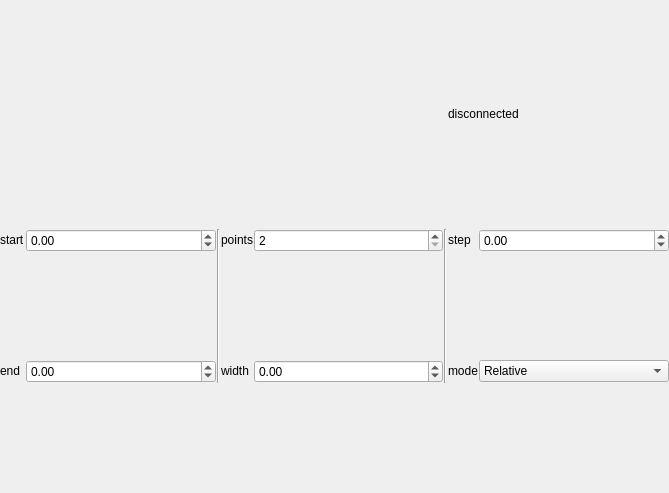
Qt form axis.ui (AustralianSynchrotron/MotorScan) before a commit.
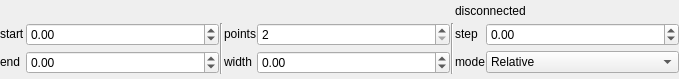
The same form after that commit. Custom widgets are drawn as their Qt base class.

The edit to the form file:
```diff
--- a/axis.ui
+++ b/axis.ui
@@ -6,8 +6,8 @@
    <rect>
     <x>0</x>
     <y>0</y>
-    <width>669</width>
-    <height>493</height>
+    <width>679</width>
+    <height>79</height>
    </rect>
   </property>
   <property name="windowTitle">
```
Left out of the diff: 4 changed lines with no effect on the pictures.
